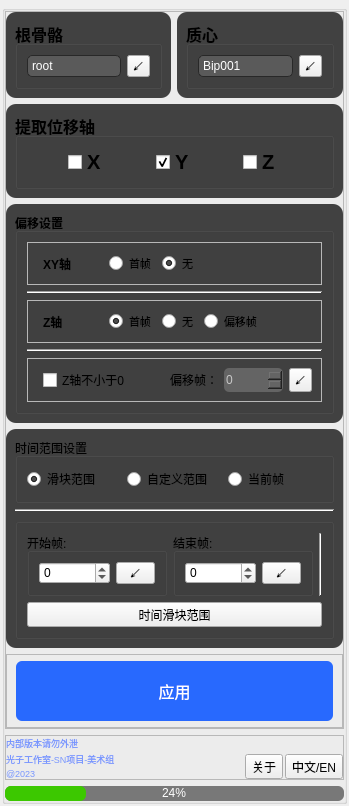
xyg1973/PoseLibrary, file temp/Root_Motion/ui_root_motion.ui: the form before one commit.
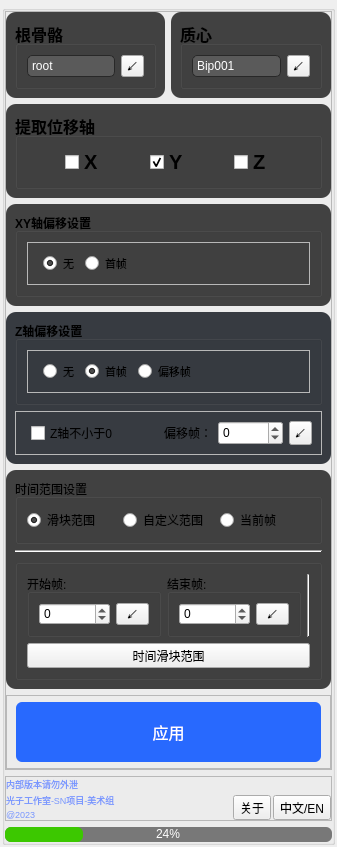
The form after the commit.

Commit message: rootmotion UI改进

```diff
--- a/temp/Root_Motion/ui_root_motion.ui
+++ b/temp/Root_Motion/ui_root_motion.ui
@@ -6,8 +6,8 @@
    <rect>
     <x>0</x>
     <y>0</y>
-    <width>349</width>
-    <height>738</height>
+    <width>337</width>
+    <height>751</height>
    </rect>
   </property>
   <property name="windowTitle">
@@ -64,7 +64,7 @@
         <property name="frameShadow">
          <enum>QFrame::Raised</enum>
         </property>
-        <layout class="QVBoxLayout" name="verticalLayout_3" stretch="0,0,0,0,0">
+        <layout class="QVBoxLayout" name="verticalLayout_3" stretch="0,0,0,0,0,0">
          <property name="leftMargin">
           <number>0</number>
          </property>
@@ -291,6 +291,9 @@
                    <bold>true</bold>
                   </font>
                  </property>
+                 <property name="focusPolicy">
+                  <enum>Qt::NoFocus</enum>
+                 </property>
                  <property name="text">
                   <string>X</string>
                  </property>
@@ -318,6 +321,9 @@
                    <bold>true</bold>
                   </font>
                  </property>
+                 <property name="focusPolicy">
+                  <enum>Qt::NoFocus</enum>
+                 </property>
                  <property name="text">
                   <string>Y</string>
                  </property>
@@ -348,6 +354,9 @@
                    <bold>true</bold>
                   </font>
                  </property>
+                 <property name="focusPolicy">
+                  <enum>Qt::NoFocus</enum>
+                 </property>
                  <property name="text">
                   <string>Z</string>
                  </property>
@@ -399,7 +408,7 @@
                </font>
               </property>
               <property name="title">
-               <string>偏移设置</string>
+               <string>XY轴偏移设置</string>
               </property>
               <layout class="QVBoxLayout" name="verticalLayout_10">
                <item>
@@ -417,46 +426,6 @@
                   <property name="leftMargin">
                    <number>15</number>
                   </property>
-                  <item>
-                   <widget class="QLabel" name="label_5">
-                    <property name="minimumSize">
-                     <size>
-                      <width>60</width>
-                      <height>0</height>
-                     </size>
-                    </property>
-                    <property name="maximumSize">
-                     <size>
-                      <width>60</width>
-                      <height>16777215</height>
-                     </size>
-                    </property>
-                    <property name="font">
-                     <font>
-                      <weight>75</weight>
-                      <bold>true</bold>
-                     </font>
-                    </property>
-                    <property name="text">
-                     <string>XY轴</string>
-                    </property>
-                   </widget>
-                  </item>
-                  <item>
-                   <widget class="QRadioButton" name="radioButton_6">
-                    <property name="font">
-                     <font>
-                      <pointsize>8</pointsize>
-                     </font>
-                    </property>
-                    <property name="styleSheet">
-                     <string notr="true"/>
-                    </property>
-                    <property name="text">
-                     <string>首帧</string>
-                    </property>
-                   </widget>
-                  </item>
                   <item>
                    <widget class="QRadioButton" name="radioButton_5">
                     <property name="font">
@@ -464,6 +433,9 @@
                       <pointsize>8</pointsize>
                      </font>
                     </property>
+                    <property name="focusPolicy">
+                     <enum>Qt::NoFocus</enum>
+                    </property>
                     <property name="styleSheet">
                      <string notr="true"/>
                     </property>
@@ -475,6 +447,24 @@
                     </property>
                    </widget>
                   </item>
+                  <item>
+                   <widget class="QRadioButton" name="radioButton_6">
+                    <property name="font">
+                     <font>
+                      <pointsize>8</pointsize>
+                     </font>
+                    </property>
+                    <property name="focusPolicy">
+                     <enum>Qt::NoFocus</enum>
+                    </property>
+                    <property name="styleSheet">
+                     <string notr="true"/>
+                    </property>
+                    <property name="text">
+                     <string>首帧</string>
+                    </property>
+                   </widget>
+                  </item>
                   <item>
                    <spacer name="horizontalSpacer_3">
                     <property name="orientation">
@@ -491,13 +481,39 @@
                  </layout>
                 </widget>
                </item>
-               <item>
-                <widget class="Line" name="line_8">
-                 <property name="orientation">
-                  <enum>Qt::Horizontal</enum>
-                 </property>
-                </widget>
-               </item>
+              </layout>
+             </widget>
+            </item>
+           </layout>
+          </widget>
+         </item>
+         <item>
+          <widget class="QFrame" name="frame_10">
+           <property name="styleSheet">
+            <string notr="true">QFrame#frame_10{
+	background-color:rgb(55, 59, 65);
+	border-radius:10px;
+}</string>
+           </property>
+           <property name="frameShape">
+            <enum>QFrame::StyledPanel</enum>
+           </property>
+           <property name="frameShadow">
+            <enum>QFrame::Raised</enum>
+           </property>
+           <layout class="QVBoxLayout" name="verticalLayout_12">
+            <item>
+             <widget class="QGroupBox" name="groupBox_10">
+              <property name="font">
+               <font>
+                <weight>75</weight>
+                <bold>true</bold>
+               </font>
+              </property>
+              <property name="title">
+               <string>Z轴偏移设置</string>
+              </property>
+              <layout class="QVBoxLayout" name="verticalLayout_13">
                <item>
                 <widget class="QFrame" name="frame_14">
                  <property name="styleSheet">
@@ -513,49 +529,6 @@
                   <property name="leftMargin">
                    <number>15</number>
                   </property>
-                  <item>
-                   <widget class="QLabel" name="label_6">
-                    <property name="minimumSize">
-                     <size>
-                      <width>60</width>
-                      <height>0</height>
-                     </size>
-                    </property>
-                    <property name="maximumSize">
-                     <size>
-                      <width>60</width>
-                      <height>16777215</height>
-                     </size>
-                    </property>
-                    <property name="font">
-                     <font>
-                      <weight>75</weight>
-                      <bold>true</bold>
-                     </font>
-                    </property>
-                    <property name="text">
-                     <string>Z轴</string>
-                    </property>
-                   </widget>
-                  </item>
-                  <item>
-                   <widget class="QRadioButton" name="radioButton_3">
-                    <property name="font">
-                     <font>
-                      <pointsize>8</pointsize>
-                     </font>
-                    </property>
-                    <property name="styleSheet">
-                     <string notr="true"/>
-                    </property>
-                    <property name="text">
-                     <string>首帧</string>
-                    </property>
-                    <property name="checked">
-                     <bool>true</bool>
-                    </property>
-                   </widget>
-                  </item>
                   <item>
                    <widget class="QRadioButton" name="radioButton_2">
                     <property name="font">
@@ -563,6 +536,9 @@
                       <pointsize>8</pointsize>
                      </font>
                     </property>
+                    <property name="focusPolicy">
+                     <enum>Qt::NoFocus</enum>
+                    </property>
                     <property name="styleSheet">
                      <string notr="true"/>
                     </property>
@@ -574,6 +550,27 @@
                     </property>
                    </widget>
                   </item>
+                  <item>
+                   <widget class="QRadioButton" name="radioButton_3">
+                    <property name="font">
+                     <font>
+                      <pointsize>8</pointsize>
+                     </font>
+                    </property>
+                    <property name="focusPolicy">
+                     <enum>Qt::NoFocus</enum>
+                    </property>
+                    <property name="styleSheet">
+                     <string notr="true"/>
+                    </property>
+                    <property name="text">
+                     <string>首帧</string>
+                    </property>
+                    <property name="checked">
+                     <bool>true</bool>
+                    </property>
+                   </widget>
+                  </item>
                   <item>
                    <widget class="QRadioButton" name="radioButton_10">
                     <property name="font">
@@ -581,6 +578,9 @@
                       <pointsize>8</pointsize>
                      </font>
                     </property>
+                    <property name="focusPolicy">
+                     <enum>Qt::NoFocus</enum>
+                    </property>
                     <property name="styleSheet">
                      <string notr="true"/>
                     </property>
@@ -605,11 +605,7 @@
                  </layout>
                 </widget>
                </item>
-               <item>
-                <widget class="Line" name="line_9">
-                 <property name="orientation">
-                  <enum>Qt::Horizontal</enum>
-                 </property>
+              </layout>
                 </widget>
                </item>
                <item>
@@ -629,6 +625,9 @@
                   </property>
                   <item>
                    <widget class="QCheckBox" name="radioBtn_ZAxis_zero">
+                 <property name="focusPolicy">
+                  <enum>Qt::NoFocus</enum>
+                 </property>
                     <property name="text">
                      <string>Z轴不小于0</string>
                     </property>
@@ -663,11 +662,7 @@
                      </sizepolicy>
                     </property>
                     <property name="styleSheet">
-                     <string notr="true">QSpinBox{
-	background-color:rgb(100, 100, 100);
-	color:rgb(200,200,200);
-	border-radius:5px;
-}</string>
+                  <string notr="true"/>
                     </property>
                     <property name="minimum">
                      <number>-99999</number>
@@ -696,9 +691,6 @@
               </layout>
              </widget>
             </item>
-           </layout>
-          </widget>
-         </item>
          <item>
           <widget class="QFrame" name="frame_2">
            <property name="styleSheet">
@@ -722,6 +714,9 @@
               <layout class="QHBoxLayout" name="horizontalLayout_10">
                <item>
                 <widget class="QRadioButton" name="radioButton">
+                 <property name="focusPolicy">
+                  <enum>Qt::NoFocus</enum>
+                 </property>
                  <property name="text">
                   <string>滑块范围</string>
                  </property>
@@ -732,6 +727,9 @@
                </item>
                <item>
                 <widget class="QRadioButton" name="radioBtn_custom_frame">
+                 <property name="focusPolicy">
+                  <enum>Qt::NoFocus</enum>
+                 </property>
                  <property name="text">
                   <string>自定义范围</string>
                  </property>
@@ -739,6 +737,9 @@
                </item>
                <item>
                 <widget class="QRadioButton" name="radioBtn_current_frame">
+                 <property name="focusPolicy">
+                  <enum>Qt::NoFocus</enum>
+                 </property>
                  <property name="text">
                   <string>当前帧</string>
                  </property>
@@ -855,6 +856,9 @@
                    <verstretch>0</verstretch>
                   </sizepolicy>
                  </property>
+                 <property name="focusPolicy">
+                  <enum>Qt::NoFocus</enum>
+                 </property>
                  <property name="text">
                   <string>时间滑块范围</string>
                  </property>
@@ -900,6 +904,9 @@
                 <pointsize>12</pointsize>
                </font>
               </property>
+              <property name="focusPolicy">
+               <enum>Qt::NoFocus</enum>
+              </property>
               <property name="styleSheet">
                <string notr="true">QToolButton {
     background-color:rgb(40, 105, 254);
@@ -1103,6 +1110,9 @@
                  <verstretch>0</verstretch>
                 </sizepolicy>
                </property>
+               <property name="focusPolicy">
+                <enum>Qt::NoFocus</enum>
+               </property>
                <property name="text">
                 <string>关于</string>
                </property>
@@ -1133,6 +1143,9 @@
                  <verstretch>0</verstretch>
                 </sizepolicy>
                </property>
+               <property name="focusPolicy">
+                <enum>Qt::NoFocus</enum>
+               </property>
                <property name="text">
                 <string>中文/EN</string>
                </property>
```
Lines whose indentation alone changed are shown as unchanged. The commit also changes 2 other files.
